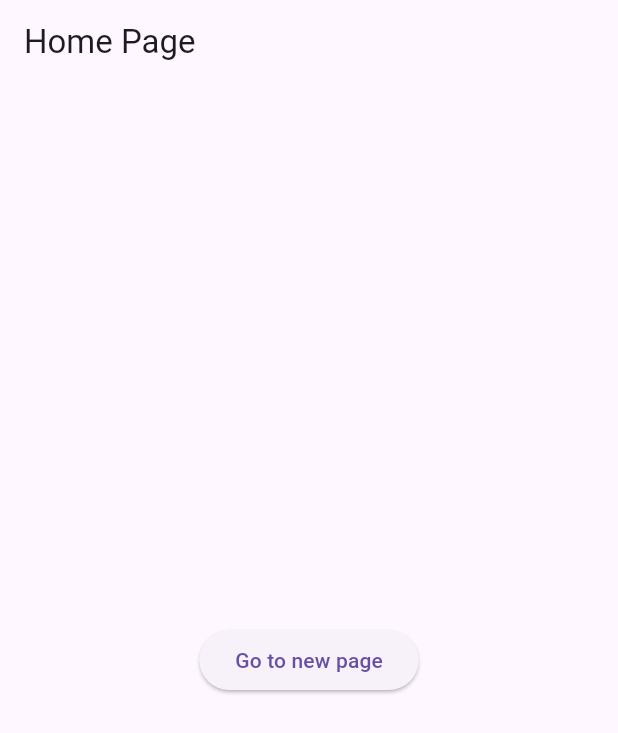
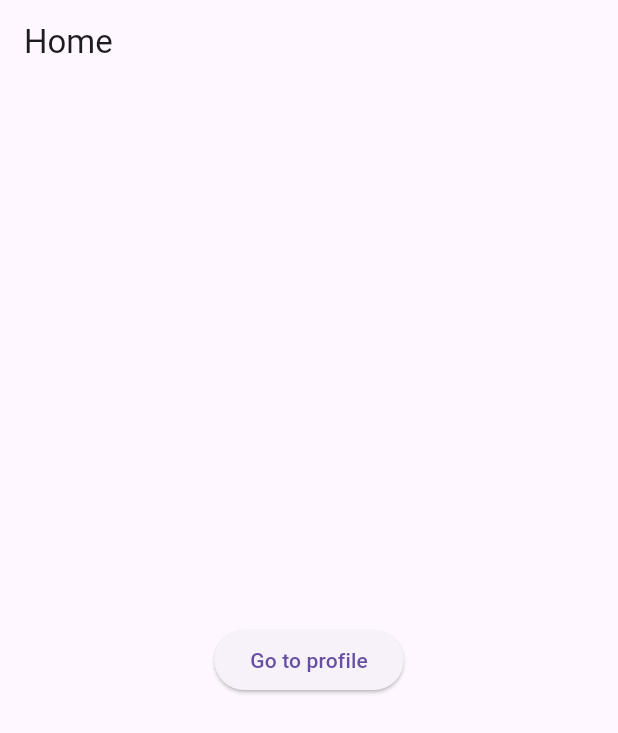
Before and after one commit to Chujer/WebStudy, a Flutter app: the screen it shows after launch, on a phone screen of 412 x 824 dp. Shown: the top 733 px of the screen. Run offline on Flutter 3.47's test engine with Material 3 defaults, Android fonts, the light colour scheme and no system bars.

Commit message:
2025.12.04 routes

```diff
--- /dev/null
+++ b/Flutter/lib/home.dart
@@ -0,0 +1,21 @@
+import 'package:flutter/material.dart';
+
+class Home extends StatelessWidget {
+  const Home({super.key});
+
+  @override
+  Widget build(BuildContext context) {
+    return Scaffold(
+      appBar: AppBar(
+        title: Text('Home'),
+      ),
+      body: Center(
+        child: ElevatedButton(
+            onPressed:  (){
+              Navigator.pushNamed(context, '/profile');
+            },
+            child: Text("Go to profile")),
+      ),
+    );
+  }
+}
--- a/Flutter/lib/main.dart
+++ b/Flutter/lib/main.dart
@@ -1,5 +1,6 @@
 import 'package:flutter/material.dart';
 import 'package:firstproject/new_page.dart';
+import 'routes.dart';
 
 void main() {
   runApp(MyApp());
@@ -11,34 +12,12 @@ class MyApp extends StatelessWidget {
   @override
   Widget build(BuildContext context) {
     return MaterialApp(
-      home: MyHomePage(),
+      title: 'Flutter Demo',
+      theme: ThemeData(
+        primarySwatch: Colors.blue
+      ),
+      initialRoute: '/home',
+      routes: routes,
     );
   }
 }
-
-class MyHomePage extends StatelessWidget {
-  const MyHomePage({super.key});
-
-  @override
-  Widget build(BuildContext context) {
-    return Scaffold(
-      appBar: AppBar(
-        title: Text('Home Page'),
-      ),
-      body: Center(
-        child: ElevatedButton(
-            onPressed: (){
-              Navigator.push(
-                  context,
-                  MaterialPageRoute(builder: (context){
-                    return NewPage();
-              })
-              );
-            },
-            child: Text("Go to new page")
-        ),
-
-      ),
-    );
-  }
-}
--- /dev/null
+++ b/Flutter/lib/profile.dart
@@ -0,0 +1,24 @@
+import 'package:flutter/material.dart';
+
+class Profile extends StatelessWidget {
+  const Profile({super.key});
+
+  @override
+  Widget build(BuildContext context) {
+    return Scaffold(
+      appBar: AppBar(
+        title: Text("profile"),
+      ),
+      body: Center(
+
+        child: ElevatedButton(
+            onPressed: (){
+              Navigator.pop(context);
+            },
+            child: Text("Go to Home")
+        )
+
+      ),
+    );
+  }
+}
--- /dev/null
+++ b/Flutter/lib/routes.dart
@@ -0,0 +1,8 @@
+import 'package:flutter/material.dart';
+import 'home.dart';
+import 'profile.dart';
+
+final Map<String, WidgetBuilder> routes = {
+  '/home' : (context) => Home(),
+  '/profile' : (context) => Profile(),
+};
```
